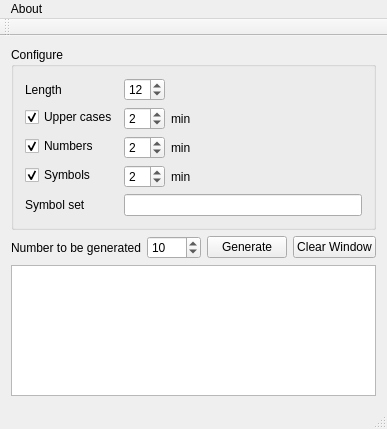
First picture: the form in src/yapg.ui, repository Pixinn/yapg, before the edit.
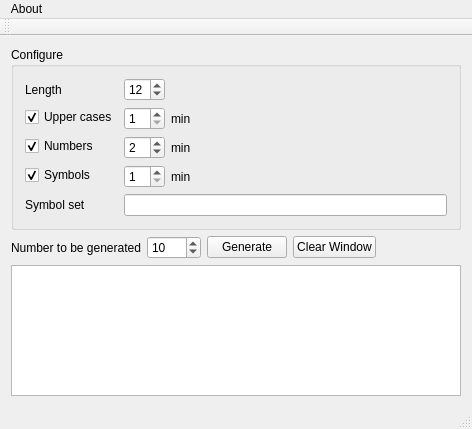
Second picture: the form after the edit. Icons and pictures are not drawn.

The edit to the form file:
```diff
--- a/src/yapg.ui
+++ b/src/yapg.ui
@@ -6,7 +6,7 @@
    <rect>
     <x>0</x>
     <y>0</y>
-    <width>378</width>
+    <width>472</width>
     <height>429</height>
    </rect>
   </property>
@@ -85,7 +85,7 @@
               <number>25</number>
              </property>
              <property name="value">
-              <number>2</number>
+              <number>1</number>
              </property>
             </widget>
            </item>
@@ -159,7 +159,7 @@
               <number>25</number>
              </property>
              <property name="value">
-              <number>2</number>
+              <number>1</number>
              </property>
             </widget>
            </item>
@@ -299,8 +299,8 @@
     <rect>
      <x>0</x>
      <y>0</y>
-     <width>378</width>
-     <height>21</height>
+     <width>472</width>
+     <height>25</height>
     </rect>
    </property>
    <widget class="QMenu" name="menu">
```
